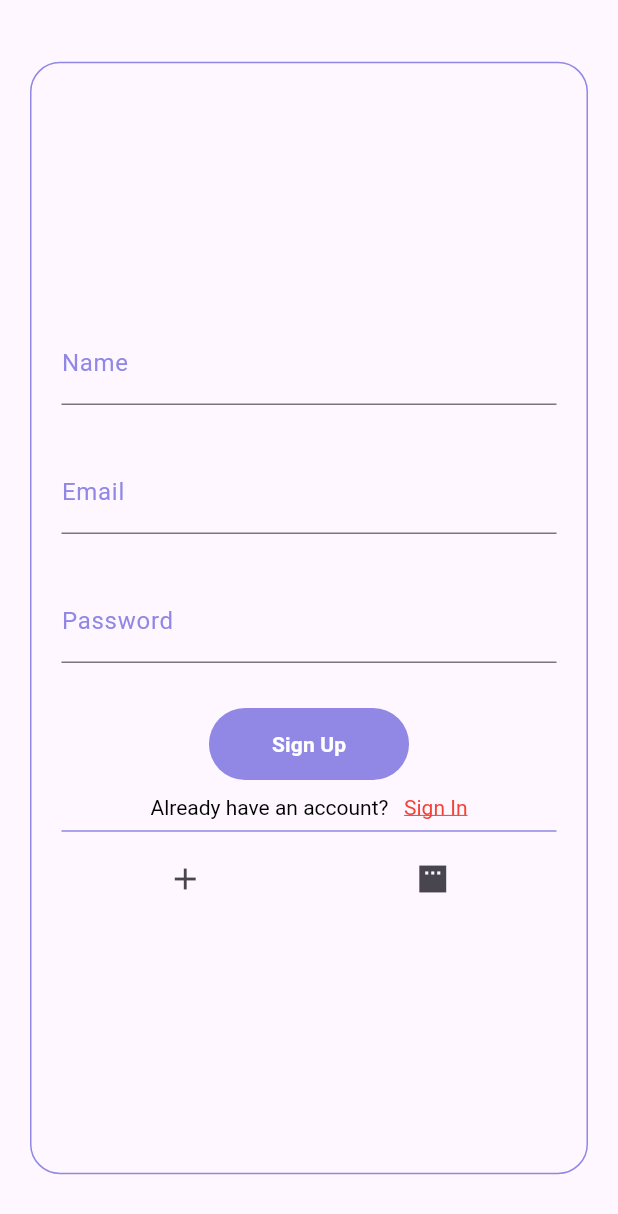
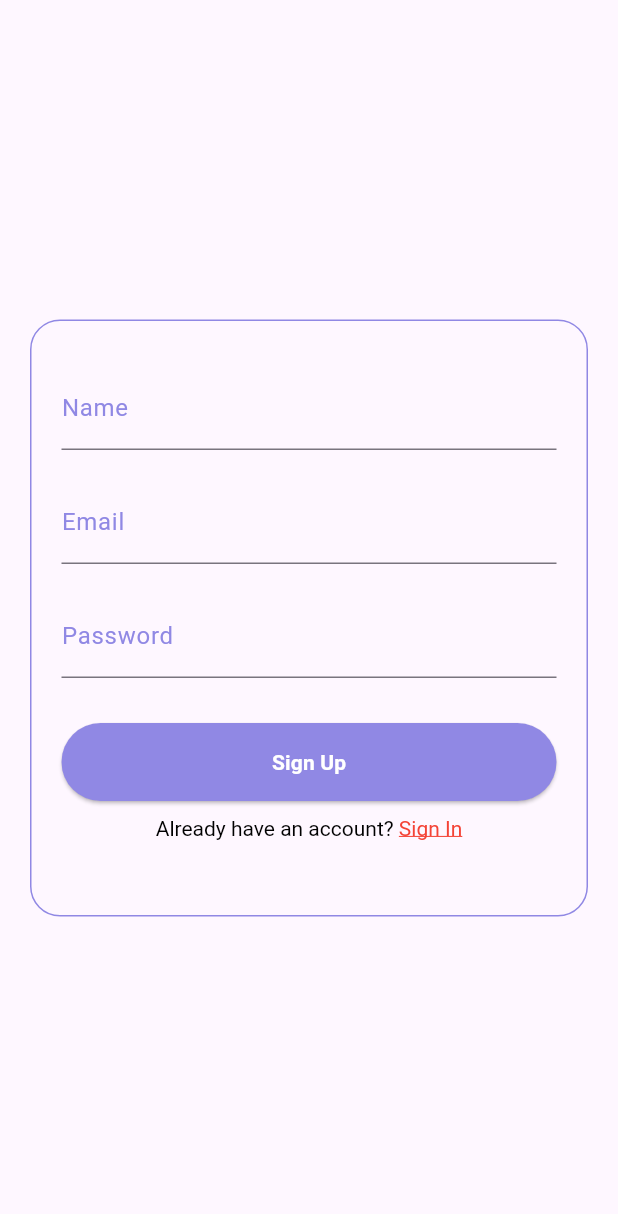
Before and after one commit to AbhijithRaghavKc/pawrescue1, a Flutter app: the screen it shows after launch, on a phone screen of 412 x 824 dp. Shown: the top 1214 px of the screen. Run offline on Flutter 3.47's test engine with Material 3 defaults, Android fonts, the phone set to English and light mode, and no system bars; our stand-ins replace google_fonts; missing offline and left inert: amplify_auth_cognito, amplify_core, amplify_flutter.

Commit message:
aws auth

```diff
--- a/lib/view/user/auth/signup.dart
+++ b/lib/view/user/auth/signup.dart
@@ -1,6 +1,9 @@
+import 'package:amplify_auth_cognito/amplify_auth_cognito.dart';
+import 'package:amplify_core/amplify_core.dart';
 import 'package:flutter/gestures.dart';
 import 'package:flutter/material.dart';
 import 'package:pawrescue1/view/const/custom_colors.dart';
+import 'package:pawrescue1/view/user/auth/confirm.dart';
 import 'package:pawrescue1/view/user/auth/signin.dart';
 import 'package:pawrescue1/view/user/home.dart';
 
@@ -12,63 +15,107 @@ class UserSignUp extends StatefulWidget {
 }
 
 class _UserSignUpScreenState extends State<UserSignUp> {
+  final _formKey = GlobalKey<FormState>();
+  final _nameController = TextEditingController();
+  final _emailController = TextEditingController();
+  final _passwordController = TextEditingController();
+
+  bool isValidEmail(String email) {
+    final emailRegex =
+        RegExp(r'^[a-zA-Z0-9._%+-]+@[a-zA-Z0-9.-]+\.[a-zA-Z]{2,}$');
+    print(emailRegex.hasMatch(email));
+    print('******');
+    return emailRegex.hasMatch(email);
+  }
+
   @override
   Widget build(BuildContext context) {
     return Scaffold(
       body: Center(
+        child: SingleChildScrollView(
           child: Padding(
             padding: const EdgeInsets.all(20.0),
-          child: Container(
-            height: MediaQuery.of(context).size.height * 0.9,
-            width: MediaQuery.of(context).size.width,
+            child: LayoutBuilder(
+              builder: (context, constraints) {
+                return Container(
+                  width: constraints.maxWidth > 600 ? 500 : double.infinity,
                   decoration: BoxDecoration(
                     borderRadius: BorderRadius.circular(20),
-                border: Border.all(color: CustomColors.buttonColor1)),
-            child: Center(
+                    border: Border.all(color: CustomColors.buttonColor1),
+                  ),
                   child: Padding(
-                padding: const EdgeInsets.symmetric(horizontal: 20.0),
+                    padding: const EdgeInsets.symmetric(
+                        horizontal: 20.0, vertical: 30),
+                    child: Form(
+                      key: _formKey,
                       child: Column(
-                  mainAxisAlignment: MainAxisAlignment.center,
+                        mainAxisSize: MainAxisSize.min,
                         children: [
                           TextFormField(
+                            controller: _nameController,
                             decoration: const InputDecoration(
                               labelText: "Name",
                               labelStyle:
-                              TextStyle(color: CustomColors.buttonColor1)),
+                                  TextStyle(color: CustomColors.buttonColor1),
                             ),
-                    const SizedBox(
-                      height: 30,
+                            validator: (value) {
+                              if (value == null || value.isEmpty) {
+                                return 'Please enter your name';
+                              }
+                              return null;
+                            },
                           ),
+                          const SizedBox(height: 20),
                           TextFormField(
+                            controller: _emailController,
                             decoration: const InputDecoration(
                               labelText: "Email",
                               labelStyle:
-                              TextStyle(color: CustomColors.buttonColor1)),
+                                  TextStyle(color: CustomColors.buttonColor1),
                             ),
-                    const SizedBox(
-                      height: 30,
+                            validator: (value) {
+                              if (value == null || value.isEmpty) {
+                                return 'Please enter your email';
+                              } else if (!isValidEmail(value)) {
+                                return 'Please enter a valid email';
+                              }
+                              return null;
+                            },
                           ),
+                          const SizedBox(height: 20),
                           TextFormField(
+                            controller: _passwordController,
+                            obscureText: true,
                             decoration: const InputDecoration(
                               labelText: "Password",
                               labelStyle:
-                              TextStyle(color: CustomColors.buttonColor1)),
+                                  TextStyle(color: CustomColors.buttonColor1),
                             ),
-                    const SizedBox(
-                      height: 30,
+                            validator: (value) {
+                              if (value == null || value.isEmpty) {
+                                return 'Please enter your password';
+                              } else if (value.length < 6) {
+                                return 'Password must be at least 6 characters';
+                              }
+                              return null;
+                            },
                           ),
-                    Container(
-                      decoration: BoxDecoration(
+                          const SizedBox(height: 30),
+                          SizedBox(
+                            width: double.infinity,
+                            child: ElevatedButton(
+                              style: ElevatedButton.styleFrom(
+                                backgroundColor: CustomColors.buttonColor1,
+                                shape: RoundedRectangleBorder(
                                   borderRadius: BorderRadius.circular(30),
-                          color: CustomColors.buttonColor1),
-                      child: TextButton(
+                                ),
+                                padding:
+                                    const EdgeInsets.symmetric(vertical: 16),
+                              ),
                               onPressed: () {
-                          Navigator.of(context).push(MaterialPageRoute(
-                              builder: (context) => HomeScreen()));
+                                signUp();
                               },
-                        child: const Padding(
-                          padding: EdgeInsets.symmetric(horizontal: 30.0),
-                          child: Text(
+                              child: const Text(
                                 "Sign Up",
                                 style: TextStyle(
                                     color: Colors.white,
@@ -76,44 +123,78 @@ class _UserSignUpScreenState extends State<UserSignUp> {
                               ),
                             ),
                           ),
-                    ),
-                    SizedBox(height: 10),
+                          const SizedBox(height: 10),
                           RichText(
                             text: TextSpan(
-                        text: 'Already have an account?   ',
-                        style: TextStyle(color: Colors.black),
+                              text: 'Already have an account? ',
+                              style: const TextStyle(color: Colors.black),
                               children: <TextSpan>[
                                 TextSpan(
                                   text: 'Sign In',
-                              style: TextStyle(
+                                  style: const TextStyle(
                                     color: Colors.red,
-                                  decoration: TextDecoration.underline),
+                                    decoration: TextDecoration.underline,
+                                  ),
                                   recognizer: TapGestureRecognizer()
                                     ..onTap = () {
-                                  Navigator.of(context).push(MaterialPageRoute(
-                                      builder: (context) => UserSignIn()));
-                                }),
+                                      Navigator.of(context).push(
+                                          MaterialPageRoute(
+                                              builder: (context) =>
+                                                  UserSignIn()));
+                                    },
+                                ),
                               ],
                             ),
                           ),
-                    Divider(
-                      color: CustomColors.buttonColor1,
-                    ),
-                    Row(
-                      mainAxisAlignment: MainAxisAlignment.spaceAround,
-                      children: [
-                        IconButton(onPressed: () {}, icon: Icon(Icons.add)),
-                        IconButton(
-                            onPressed: () {}, icon: Icon(Icons.padding_sharp))
-                      ],
-                    )
+                          const SizedBox(height: 20),
                         ],
                       ),
                     ),
+                  ),
+                );
+              },
             ),
           ),
         ),
       ),
     );
   }
+
+  Future<void> signUp() async {
+    if (_formKey.currentState!.validate()) {
+      final email = _emailController.text.trim();
+      final password = _passwordController.text.trim();
+
+      try {
+        final result = await Amplify.Auth.signUp(
+          username: email,
+          password: password,
+          options: SignUpOptions(userAttributes: {
+            AuthUserAttributeKey.email: email,
+          }),
+        );
+
+        if (result.isSignUpComplete) {
+          ScaffoldMessenger.of(context).showSnackBar(
+            const SnackBar(
+                content: Text('Sign-up successful! Please sign in.')),
+          );
+          Navigator.of(context).pushReplacement(MaterialPageRoute(
+            builder: (context) => UserSignIn(),
+          ));
+        } else {
+          ScaffoldMessenger.of(context).showSnackBar(
+            const SnackBar(content: Text('Confirmation code required.')),
+          );
+          Navigator.of(context).push(MaterialPageRoute(
+            builder: (context) => ConfirmSignUpScreen(email: email),
+          ));
         }
+      } catch (e) {
+        ScaffoldMessenger.of(context).showSnackBar(
+          SnackBar(content: Text('Error signing up: $e')),
+        );
+      }
+    }
+  }
+}
```
Also changed, not shown: amplify/cli.json (added, +65 -0 lines), amplify/team-provider-info.json (added, +20 -0 lines), lib/main.dart (+19 -1 lines), lib/view/splash.dart (+6 -1 lines), lib/view/user/auth/confirm.dart (added, +96 -0 lines), pubspec.yaml (+2 -6 lines), amplify/.config/project-config.json (added), pubspec.lock, 13 other files. Lines whose indentation alone changed are shown as unchanged.
